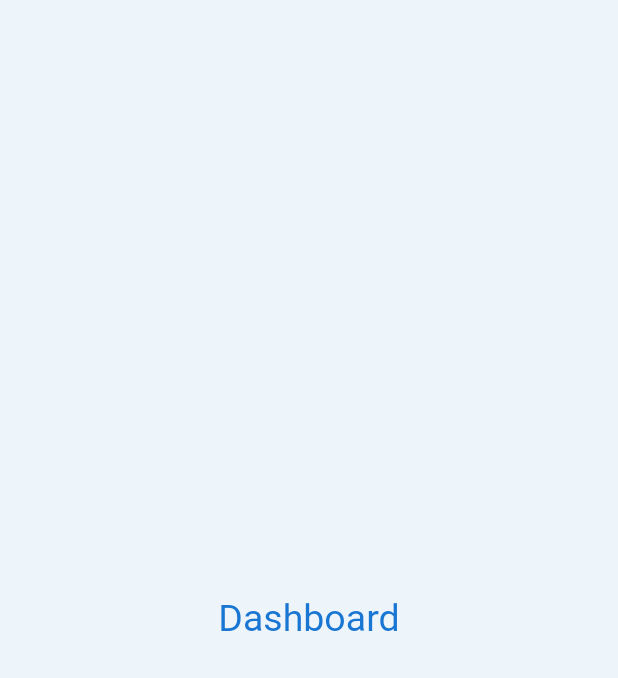
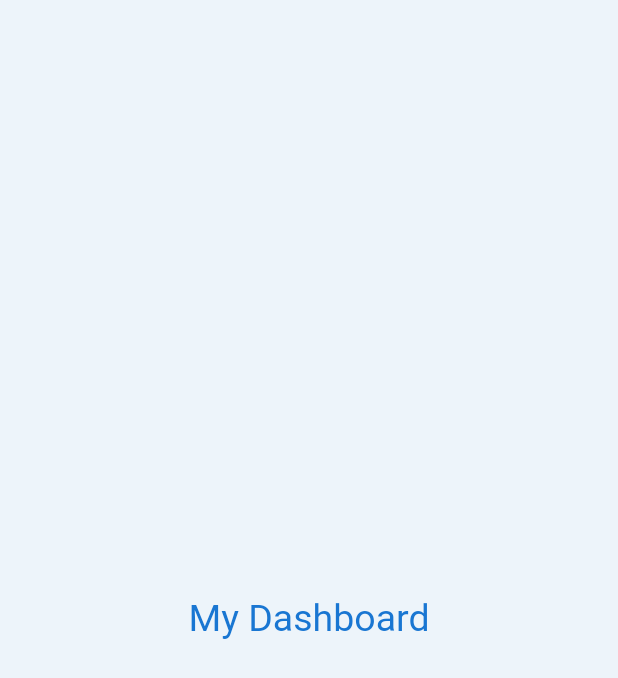
Before and after one commit to AhmadEldib/DAW_MOBILE, a Flutter app: the Dashboard screen opened by its route, on a phone screen of 412 x 824 dp. Shown: the top 678 px of the screen. Run offline on Flutter 3.47's test engine with Material 2 defaults, Android fonts, the light colour scheme and no system bars; our stand-ins replace animated_splash_screen.

Commit message:
i made a change

```diff
--- a/lib/Screens/Dashboard.dart
+++ b/lib/Screens/Dashboard.dart
@@ -15,7 +15,7 @@ class _DashboardState extends State<Dashboard> {
       backgroundColor: Theme.of(context).backgroundColor,
       body: Center(
         child: Text(
-          "Dashboard",
+          "My Dashboard",
           style: TextStyle(
             color: Theme.of(context).primaryColor,
             fontSize: 25,
@@ -25,3 +25,7 @@ class _DashboardState extends State<Dashboard> {
     );
   }
 }
+
+
+// git config --global user.email "you@example.com"
+// git config --global user.name "Your Name"
```
